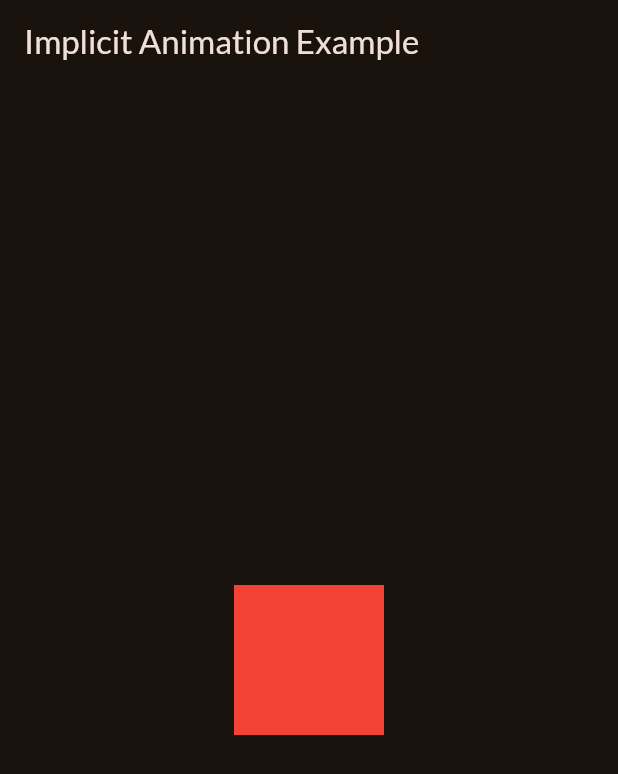
After one commit to lotfiengineer/meals, a Flutter app: the ImplicitAnimationExample screen opened directly, on a phone screen of 412 x 824 dp. The commit adds this screen. Shown: the top 774 px of the screen. Run offline on Flutter 3.47's test engine with Material 2 defaults, Android fonts, the phone set to English and light mode, and no system bars; our stand-ins replace flutter_riverpod, google_fonts, transparent_image.

Commit message:
The animation section is done

```diff
--- a/lib/screens/tabs.dart
+++ b/lib/screens/tabs.dart
@@ -1,8 +1,8 @@
 import 'package:flutter/material.dart';
 import 'package:flutter_riverpod/flutter_riverpod.dart';
 
-import 'package:mohammad_meals/screens/Categories.dart';
-import 'package:mohammad_meals/screens/Filters.dart';
+import 'package:mohammad_meals/screens/categories.dart';
+import 'package:mohammad_meals/screens/filters.dart';
 import 'package:mohammad_meals/screens/meals.dart';
 import 'package:mohammad_meals/widgets/main_drawer.dart';
 import 'package:mohammad_meals/Providers/favorites_provider.dart';
--- /dev/null
+++ b/lib/widgets/animation_example.dart
@@ -0,0 +1,42 @@
+import 'package:flutter/material.dart';
+
+class ImplicitAnimationExample extends StatefulWidget {
+  @override
+  _ImplicitAnimationExampleState createState() => _ImplicitAnimationExampleState();
+}
+
+class _ImplicitAnimationExampleState extends State<ImplicitAnimationExample> {
+  bool _isExpanded = false;
+
+  void _toggleExpanded() {
+    setState(() {
+      _isExpanded = !_isExpanded;
+    });
+  }
+
+  @override
+  Widget build(BuildContext context) {
+    return Scaffold(
+      appBar: AppBar(
+        title: Text('Implicit Animation Example'),
+      ),
+      body: Center(
+        child: GestureDetector(
+          onTap: _toggleExpanded,
+          child: AnimatedContainer(
+            duration: Duration(milliseconds: 500),
+            width: _isExpanded ? 200.0 : 100.0,
+            height: _isExpanded ? 200.0 : 100.0,
+            color: _isExpanded ? Colors.blue : Colors.red,
+          ),
+        ),
+      ),
+    );
+  }
+}
+
+void main() {
+  runApp(MaterialApp(
+    home: ImplicitAnimationExample(),
+  ));
+}
```
Also changed, not shown: lib/screens/Categories.dart (+46 -8 lines), lib/screens/meal_details.dart (+24 -6 lines), lib/widgets/meal_item.dart (+9 -6 lines).
